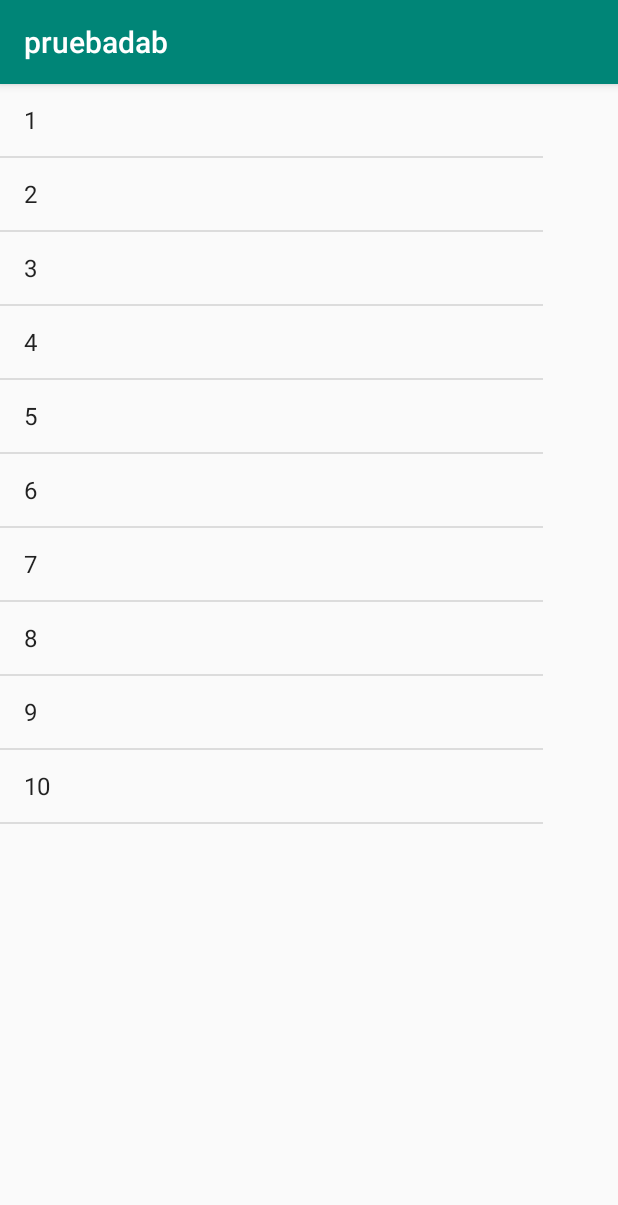
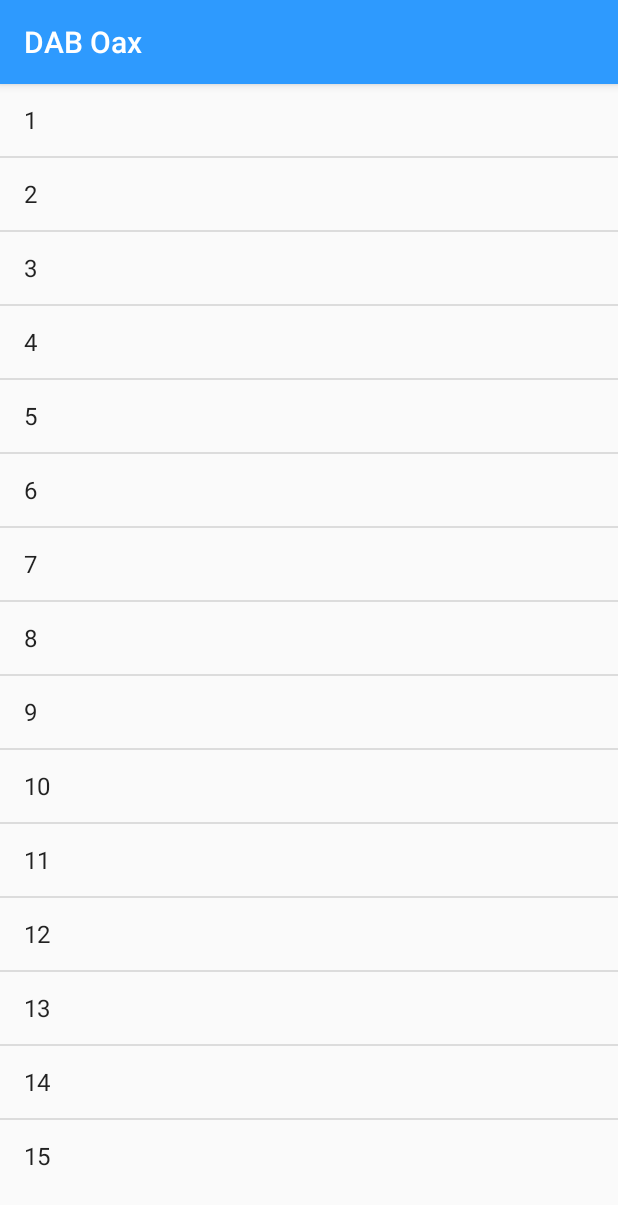
Before and after one commit to MonyRk/DAB-Oax, an Android app: the screen it shows after launch (MainActivity), on a phone screen of 412 x 824 dp. Shown: the top 1205 px of the screen. Run offline under Robolectric (Android 15) with nearby library versions, the phone set to English and light mode, and no system bars.

Commit message:
camvios en la app

```diff
--- a/pruebadab/app/build.gradle
+++ b/pruebadab/app/build.gradle
@@ -25,4 +25,5 @@ dependencies {
     testImplementation 'junit:junit:4.12'
     androidTestImplementation 'com.android.support.test:runner:1.0.2'
     androidTestImplementation 'com.android.support.test.espresso:espresso-core:3.0.2'
+    implementation 'com.google.android.gms:play-services-maps:16.0.0'
 }
--- a/pruebadab/app/src/main/AndroidManifest.xml
+++ b/pruebadab/app/src/main/AndroidManifest.xml
@@ -9,13 +9,15 @@
         android:roundIcon="@mipmap/ic_launcher_round"
         android:supportsRtl="true"
         android:theme="@style/AppTheme">
-        <activity android:name=".MainActivity">
+        <activity android:name=".MainActivity"/>
+        <activity android:name=".SplashActivity">
             <intent-filter>
                 <action android:name="android.intent.action.MAIN" />
 
                 <category android:name="android.intent.category.LAUNCHER" />
             </intent-filter>
         </activity>
+        <activity android:name=".BackActivity" android:parentActivityName=".MainActivity"></activity>
     </application>
 
 </manifest>
--- a/pruebadab/app/src/main/java/mx/dabbot/pruebadab/MainActivity.java
+++ b/pruebadab/app/src/main/java/mx/dabbot/pruebadab/MainActivity.java
@@ -1,7 +1,11 @@
 package mx.dabbot.pruebadab;
 
+import android.content.Intent;
+import android.support.v7.app.ActionBar;
 import android.support.v7.app.AppCompatActivity;
 import android.os.Bundle;
+import android.view.View;
+import android.widget.AdapterView;
 import android.widget.ArrayAdapter;
 import android.widget.ListView;
 
@@ -13,39 +17,38 @@ public class MainActivity extends AppCompatActivity {
     ListView listview;
     List list = new ArrayList();
     ArrayAdapter adapter;
-
+    //cantidad es el total de twits que se mostraran
+    int cantidad=15;
+    //infoTwit es el twit completo
+    String infoTwit="Aqui va el twit seleccionado";
     @Override
     protected void onCreate(Bundle savedInstanceState) {
         super.onCreate(savedInstanceState);
         setContentView(R.layout.activity_main);
-
-        listview =(ListView)findViewById(R.id.listTwits);
-
-        list.add("1");
-        list.add("2");
-        list.add("3");
-        list.add("4");
-        list.add("5");
-        list.add("6");
-        list.add("7");
-        list.add("8");
-        list.add("9");
-        list.add("10");
-        list.add("11");
-        list.add("12");
-        list.add("13");
-        list.add("14");
-        list.add("15");
-
-        adapter = new ArrayAdapter(MainActivity.this,android.R.layout.simple_list_item_1,list);
-
+        listview = (ListView) findViewById(R.id.listTwits);
+        //en vez de agregar i se deben agregar los twits
+        for (int i = 1; i <= cantidad; i++) {
+            list.add(i);
+        }
+        adapter = new ArrayAdapter(MainActivity.this, android.R.layout.simple_list_item_1, list);
         listview.setAdapter(adapter);
 
+        listview.setOnItemClickListener(new AdapterView.OnItemClickListener() {
+            @Override
+            public void onItemClick(AdapterView<?> parent, View view, int position, long id) {
+
+                if (position >= 0){
+                    Intent myIntent = new Intent(view.getContext(), BackActivity.class);
+                    myIntent.putExtra("twit", infoTwit);
+                    startActivity(myIntent);
+                }
 
 
+            }
+        }
+        );
+
+    }
 
 
-
-
-    }
 }
--- /dev/null
+++ b/pruebadab/app/src/main/java/mx/dabbot/pruebadab/SplashActivity.java
@@ -0,0 +1,31 @@
+package mx.dabbot.pruebadab;
+
+import android.app.Activity;
+import android.content.Intent;
+import android.content.pm.ActivityInfo;
+import android.os.Bundle;
+import android.os.Handler;
+import android.view.WindowManager;
+
+public class SplashActivity extends Activity {
+
+private final int duracion_splash = 1500;
+
+ @Override
+    public void onCreate(Bundle savedInstanceState){
+        super.onCreate(savedInstanceState);
+        setRequestedOrientation(ActivityInfo.SCREEN_ORIENTATION_PORTRAIT);
+        this.getWindow().setFlags(WindowManager.LayoutParams.FLAG_FULLSCREEN,WindowManager.LayoutParams.FLAG_FULLSCREEN);
+
+        setContentView(R.layout.activity_splash);
+
+        new Handler().postDelayed(new Runnable() {
+            public void run() {
+                Intent intent = new Intent(SplashActivity.this, MainActivity.class);
+                startActivity(intent);
+                finish();
+            };
+        },duracion_splash);
+
+ }
+}
--- a/pruebadab/app/src/main/res/layout/activity_main.xml
+++ b/pruebadab/app/src/main/res/layout/activity_main.xml
@@ -8,8 +8,8 @@
 
     <ListView
         android:id="@+id/listTwits"
-        android:layout_width="362dp"
-        android:layout_height="499dp"
-        tools:layout_editor_absoluteX="11dp"
+        android:layout_width="wrap_content"
+        android:layout_height="wrap_content"
+        tools:layout_editor_absoluteX="16dp"
         tools:layout_editor_absoluteY="6dp" />
 </android.support.constraint.ConstraintLayout>
--- a/pruebadab/app/src/main/res/mipmap-anydpi-v26/ic_launcher.xml
+++ b/pruebadab/app/src/main/res/mipmap-anydpi-v26/ic_launcher.xml
@@ -1,5 +1,5 @@
 <?xml version="1.0" encoding="utf-8"?>
 <adaptive-icon xmlns:android="http://schemas.android.com/apk/res/android">
     <background android:drawable="@drawable/ic_launcher_background" />
-    <foreground android:drawable="@drawable/ic_launcher_foreground" />
+    <foreground android:drawable="@drawable/logo" />
 </adaptive-icon>
--- a/pruebadab/app/src/main/res/mipmap-anydpi-v26/ic_launcher_round.xml
+++ b/pruebadab/app/src/main/res/mipmap-anydpi-v26/ic_launcher_round.xml
@@ -1,5 +1,5 @@
 <?xml version="1.0" encoding="utf-8"?>
 <adaptive-icon xmlns:android="http://schemas.android.com/apk/res/android">
     <background android:drawable="@drawable/ic_launcher_background" />
-    <foreground android:drawable="@drawable/ic_launcher_foreground" />
+    <foreground android:drawable="@drawable/logo" />
 </adaptive-icon>
--- a/pruebadab/app/src/main/res/values/colors.xml
+++ b/pruebadab/app/src/main/res/values/colors.xml
@@ -1,6 +1,6 @@
 <?xml version="1.0" encoding="utf-8"?>
 <resources>
-    <color name="colorPrimary">#008577</color>
-    <color name="colorPrimaryDark">#00574B</color>
+    <color name="colorPrimary">#2E9AFE</color>
+    <color name="colorPrimaryDark">#0174DF</color>
     <color name="colorAccent">#D81B60</color>
 </resources>
--- a/pruebadab/app/src/main/res/values/strings.xml
+++ b/pruebadab/app/src/main/res/values/strings.xml
@@ -1,6 +1,7 @@
 <resources>
-    <string name="app_name">pruebadab</string>
+    <string name="app_name">DAB Oax</string>
     <string name="textview">twit1</string>
     <string name="twit2">TextView2</string>
     <string name="twit3">TextView3</string>
+    <string name="hola">Hola</string>
 </resources>
```
Also changed, not shown: pruebadab/app/src/main/java/mx/dabbot/pruebadab/BackActivity.java (added, +38 -0 lines), pruebadab/app/src/main/res/layout/activity_datos.xml (added, +23 -0 lines), pruebadab/app/src/main/res/layout/activity_splash.xml (added, +19 -0 lines), pruebadab/app/src/main/res/drawable-v24/logo.png (added), pruebadab/app/src/main/res/drawable/dab.png (added), pruebadab/app/src/main/res/drawable/logo.png (added).
